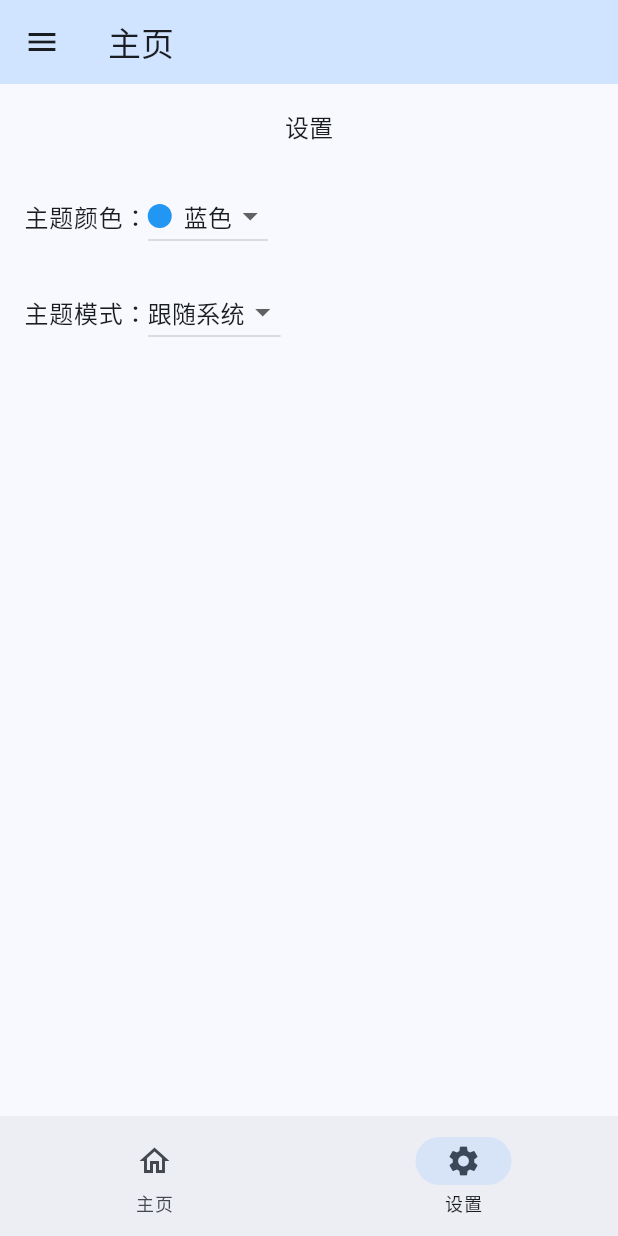
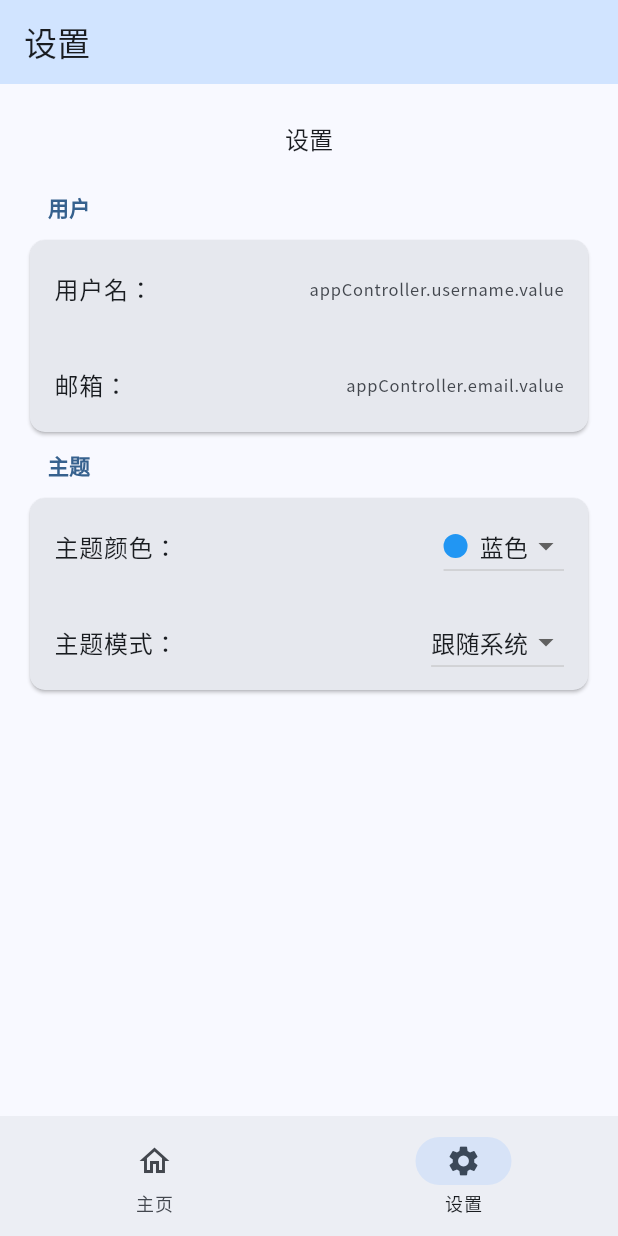
Before and after one commit to blinkspark/mist-tools, a Flutter app: the screen it shows after launch, item 2 of the bottom bar chosen, on a phone screen of 412 x 824 dp. Run offline on Flutter 3.47's test engine with Material 3 defaults, Android fonts, the phone set to English and light mode, and no system bars; our stand-ins replace get, google_fonts.

Commit message:
重构设置页面，添加设置部分和设置项组件，优化主题颜色和模式选择逻辑

```diff
--- a/lib/pages/main_frame.dart
+++ b/lib/pages/main_frame.dart
@@ -3,7 +3,6 @@ import 'package:get/get.dart';
 import 'package:mist_tools/pages/settings.dart';
 
 import '../controllers/app_controller.dart';
-import '../widgets/main_frame/nav_drawer.dart';
 import '../widgets/main_frame/navbar.dart';
 
 class MainFrame extends GetResponsiveView {
@@ -16,17 +15,29 @@ class MainFrame extends GetResponsiveView {
       builder: (context) {
         return Scaffold(
           appBar: AppBar(
-            title: Text('主页'),
+            title: Obx(() {
+              return Text(getTitle(appController.navIndex.value));
+            }),
             backgroundColor: Theme.of(context).colorScheme.primaryContainer,
           ),
-          drawer: NavDrawer(),
           body: Obx(() {
             return getPage(appController.navIndex.value);
           }),
           bottomNavigationBar: Navbar(),
         );
-      }
+      },
     );
+  }
+
+  String getTitle(int index) {
+    switch (index) {
+      case 0:
+        return '主页';
+      case 1:
+        return '设置';
+      default:
+        return '未知页面';
+    }
   }
 
   Widget getPage(int index) {
--- a/lib/pages/settings.dart
+++ b/lib/pages/settings.dart
@@ -1,5 +1,6 @@
 import 'package:flutter/material.dart';
 import 'package:get/get.dart';
+import 'package:mist_tools/widgets/settings/setting_section.dart';
 
 import '../controllers/app_controller.dart';
 
@@ -19,38 +20,38 @@ class SettingsPage extends StatelessWidget {
       Colors.pink,
       Colors.brown,
     ];
-    final colorLabels = [
-      '蓝色',
-      '红色',
-      '绿色',
-      '橙色',
-      '紫色',
-      '青色',
-      '粉色',
-      '棕色',
-    ];
-    final themeModes = [
-      ThemeMode.system,
-      ThemeMode.light,
-      ThemeMode.dark,
-    ];
-    final themeModeLabels = [
-      '跟随系统',
-      '浅色',
-      '深色',
-    ];
-    return Column(
+    final colorLabels = ['蓝色', '红色', '绿色', '橙色', '紫色', '青色', '粉色', '棕色'];
+    final themeModes = [ThemeMode.system, ThemeMode.light, ThemeMode.dark];
+    final themeModeLabels = ['跟随系统', '浅色', '深色'];
+    return Padding(
+      padding: const EdgeInsets.symmetric(horizontal: 16.0, vertical: 8),
+      child: Column(
         children: [
           Padding(
             padding: const EdgeInsets.all(16.0),
             child: Text('设置', style: Theme.of(context).textTheme.titleMedium),
           ),
-        Padding(
-          padding: const EdgeInsets.symmetric(horizontal: 16.0, vertical: 8.0),
-          child: Row(
+          SettingSection(
+            title: '用户',
             children: [
-              Text('主题颜色：', style: Theme.of(context).textTheme.bodyLarge),
-              Obx(
+              SettingSectionItem(
+                title: '用户名：',
+                trailing: Text('appController.username.value'),
+                onPressed: () {},
+              ),
+              SettingSectionItem(
+                title: '邮箱：',
+                trailing: Text('appController.email.value'),
+                onPressed: () {},
+              ),
+            ],
+          ),
+          SettingSection(
+            title: '主题',
+            children: [
+              SettingSectionItem(
+                title: '主题颜色：',
+                trailing: Obx(
                   () => DropdownButton<MaterialColor>(
                     focusColor: Colors.transparent,
                     value: appController.seedColor.value,
@@ -80,15 +81,11 @@ class SettingsPage extends StatelessWidget {
                     },
                   ),
                 ),
-            ],
+                onPressed: () {},
               ),
-        ),
-        Padding(
-          padding: const EdgeInsets.symmetric(horizontal: 16.0, vertical: 8.0),
-          child: Row(
-            children: [
-              Text('主题模式：', style: Theme.of(context).textTheme.bodyLarge),
-              Obx(
+              SettingSectionItem(
+                title: '主题模式：',
+                trailing: Obx(
                   () => DropdownButton<ThemeMode>(
                     focusColor: Colors.transparent,
                     value: appController.themeMode.value,
@@ -104,10 +101,12 @@ class SettingsPage extends StatelessWidget {
                     },
                   ),
                 ),
+                onPressed: () {},
+              ),
             ],
           ),
+        ],
       ),
-      ],
     );
   }
 }
--- /dev/null
+++ b/lib/widgets/settings/setting_section.dart
@@ -0,0 +1,73 @@
+import 'package:flutter/material.dart';
+
+class SettingSection extends StatelessWidget {
+  final String title;
+  final List<Widget> children;
+  const SettingSection({
+    super.key,
+    required this.title,
+    required this.children,
+  });
+
+  @override
+  Widget build(BuildContext context) {
+    return Column(
+      crossAxisAlignment: CrossAxisAlignment.start,
+      children: [
+        Padding(
+          padding: const EdgeInsets.symmetric(vertical: 8, horizontal: 16),
+          child: Text(
+            title,
+            style: Theme.of(context).textTheme.titleSmall?.copyWith(
+              fontWeight: FontWeight.bold,
+              color: Theme.of(context).colorScheme.primary,
+            ),
+          ),
+        ),
+        Card(
+          color: Theme.of(context).colorScheme.surfaceContainerHigh,
+          shape: RoundedRectangleBorder(
+            borderRadius: BorderRadius.circular(10),
+          ),
+          child: Column(
+            crossAxisAlignment: CrossAxisAlignment.start,
+            children: children,
+          ),
+        ),
+      ],
+    );
+  }
+}
+
+class SettingSectionItem extends StatelessWidget {
+  final String title;
+  final VoidCallback? onPressed;
+  final Widget? leading;
+  final Widget? trailing;
+  final bool isDanger;
+
+  const SettingSectionItem({
+    super.key,
+    required this.title,
+    this.onPressed,
+    this.leading,
+    this.trailing,
+    this.isDanger = false,
+  });
+
+  @override
+  Widget build(BuildContext context) {
+    return ListTile(
+      title: Text(
+        title,
+        style: TextStyle(
+          color: isDanger ? Theme.of(context).colorScheme.error : null,
+        ),
+      ),
+      leading: leading,
+      trailing: trailing,
+      onTap: onPressed,
+      contentPadding: EdgeInsets.symmetric(vertical: 4, horizontal: 16),
+    );
+  }
+}
```
Lines whose indentation alone changed are shown as unchanged.
